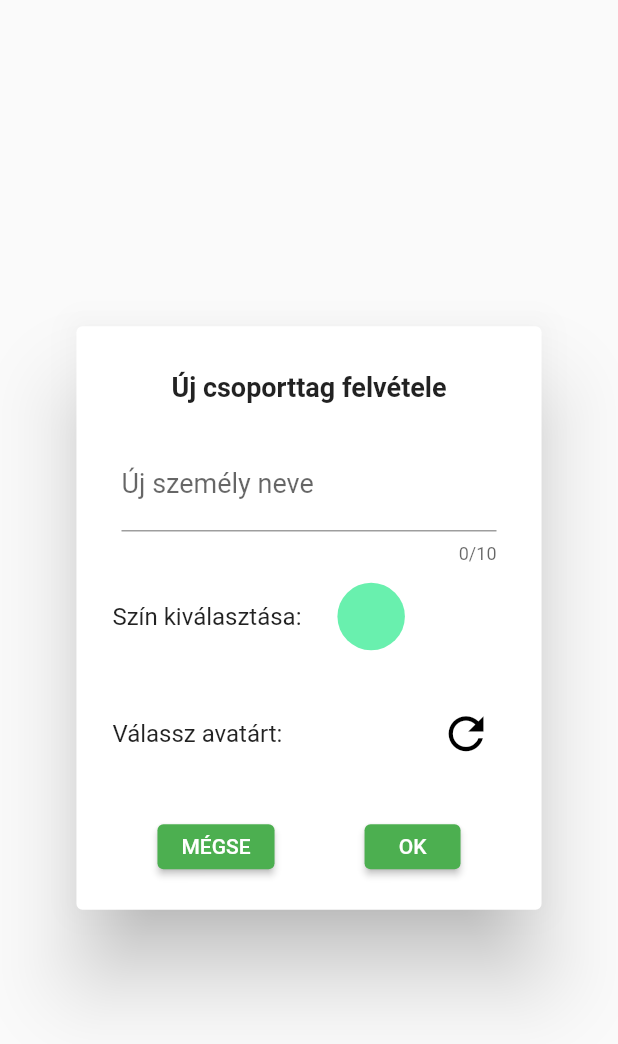
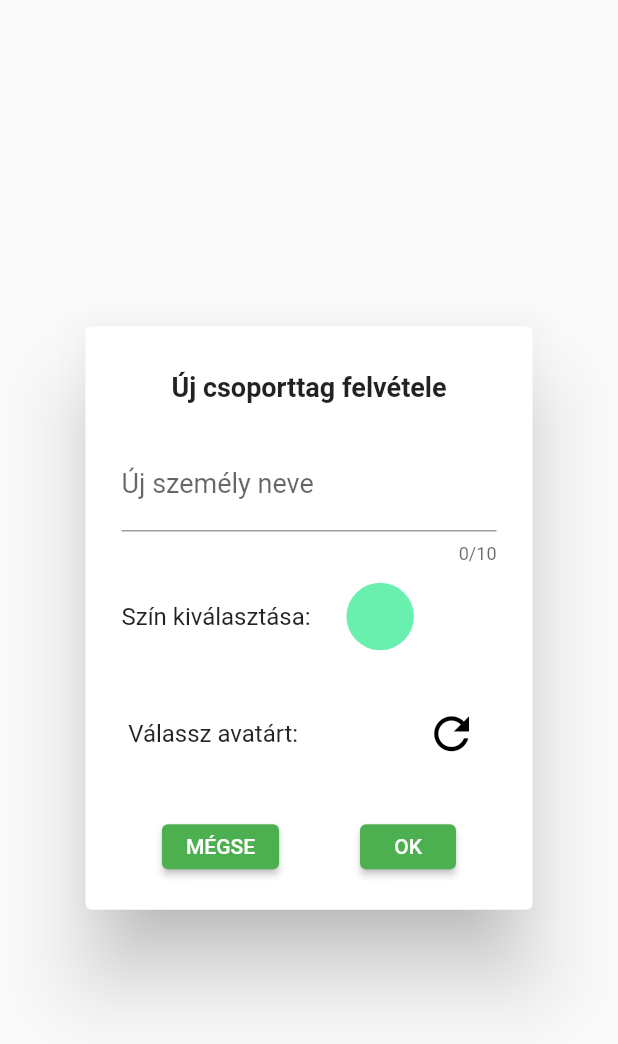
Before and after one commit to czbalint/Tartozasch_flutter, a Flutter app: the AddMemberDialog widget shown alone on an empty page, opened directly, on a phone screen of 412 x 824 dp. Shown: the top 1044 px of the screen. Run offline on Flutter 3.47's test engine with Material 2 defaults, Android fonts, the phone set to English and light mode, and no system bars; our stand-ins replace bloc, carousel_slider, equatable, floor, flutter_bloc, flutter_colorpicker and 6 more; missing offline and left inert: dart:ffi, multiavatar, shared_preferences_web; accounts and stored records are empty; generated files the repository leaves out were written again.

Commit message:
ios responsiv valtoztatások

```diff
--- a/lib/UI/DetailsView/Member/add_member_dialog.dart
+++ b/lib/UI/DetailsView/Member/add_member_dialog.dart
@@ -85,12 +85,9 @@ class _AddMemberDialogState extends State<AddMemberDialog> {
                 Padding(
                   padding: const EdgeInsets.only(top: 15),
                   child: Row(
-                    mainAxisAlignment: MainAxisAlignment.center,
+                    mainAxisAlignment: MainAxisAlignment.spaceAround,
                     children: [
-
-                      Padding(
-                        padding: const EdgeInsets.symmetric(horizontal: 30),
-                        child: SizedBox(
+                      SizedBox(
                         height: 30,
                         child: ElevatedButton(
                           onPressed: () {
@@ -99,10 +96,7 @@ class _AddMemberDialogState extends State<AddMemberDialog> {
                           child: const Text("MÉGSE"),
                         ),
                       ),
-                      ),
-                      Padding(
-                        padding: const EdgeInsets.symmetric(horizontal: 30),
-                        child: SizedBox(
+                      SizedBox(
                         height: 30,
                         child: ElevatedButton(
                           onPressed: () {
@@ -111,7 +105,6 @@ class _AddMemberDialogState extends State<AddMemberDialog> {
                             Navigator.pop(context);
                           },
                           child: const Text("OK"),
-                          ),
                         ),
                       ),
                     ],
--- a/lib/UI/DetailsView/Member/avatar_picker.dart
+++ b/lib/UI/DetailsView/Member/avatar_picker.dart
@@ -38,6 +38,7 @@ class _MemberAvatarPickerState extends State<MemberAvatarPicker> {
     return Padding(
       padding: const EdgeInsets.only(top: 5, bottom: 20),
       child: Row(
+        mainAxisAlignment: MainAxisAlignment.spaceAround,
         children: [
           const Text(
               "Válassz avatárt: "
@@ -45,7 +46,7 @@ class _MemberAvatarPickerState extends State<MemberAvatarPicker> {
           Container(
             height: 45,
             width: 45,
-            margin: const EdgeInsets.only(left: 33),
+            margin: const EdgeInsets.only(left: 10),
             child: svgRoot == null
               ? const SizedBox.shrink()
               : CustomPaint(
@@ -57,9 +58,7 @@ class _MemberAvatarPickerState extends State<MemberAvatarPicker> {
               shape: BoxShape.circle
             ),
           ),
-          Padding(
-            padding: const EdgeInsets.only(left: 15),
-            child: IconButton(
+          IconButton(
             onPressed: () {
               var l = List.generate(12, (_) => Random().nextInt(100));
               setState(() {
@@ -71,7 +70,6 @@ class _MemberAvatarPickerState extends State<MemberAvatarPicker> {
             color: Colors.black,
             iconSize: 35,
             splashRadius: 25,
-            )
           )
         ],
       ),
```
Also changed, not shown: lib/UI/GroupView/add_group_dialog.dart (+3 -9 lines), 1 other file. Lines whose indentation alone changed are shown as unchanged.
